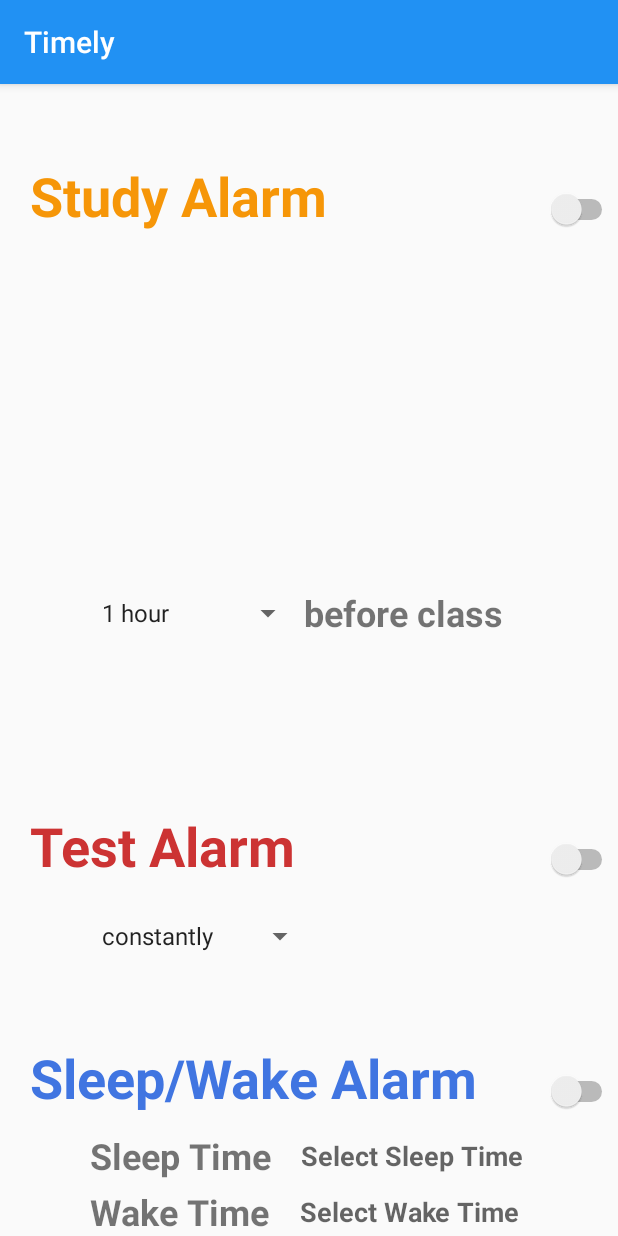
After one commit to minhanh29/Timely, an Android app: the NotificationSettingsActivity screen opened directly, with no data from a screen before it, on a phone screen of 412 x 824 dp. The commit adds this screen. Run offline under Robolectric (Android 15) with nearby library versions, the phone set to English and light mode, and no system bars.

Commit message:
Create Notification Settings Activity

```diff
--- a/app/src/main/AndroidManifest.xml
+++ b/app/src/main/AndroidManifest.xml
@@ -9,7 +9,8 @@
         android:roundIcon="@mipmap/ic_launcher_round"
         android:supportsRtl="true"
         android:theme="@style/AppTheme">
-        <activity android:name=".TimetableActivity"></activity>
+        <activity android:name=".NotificationSettingsActivity"></activity>
+        <activity android:name=".TimetableActivity" />
         <activity android:name=".MainActivity">
             <intent-filter>
                 <action android:name="android.intent.action.MAIN" />
--- a/app/src/main/java/com/example/timely/MainActivity.java
+++ b/app/src/main/java/com/example/timely/MainActivity.java
@@ -11,7 +11,7 @@ public class MainActivity extends AppCompatActivity {
         super.onCreate(savedInstanceState);
         setContentView(R.layout.activity_main);
 
-        Intent intent = new Intent(this, TimetableActivity.class);
-        startActivity(intent);
+//        Intent intent = new Intent(this, NotificationSettingsActivity.class);
+//        startActivity(intent);
     }
 }
--- /dev/null
+++ b/app/src/main/java/com/example/timely/NotificationSettingsActivity.java
@@ -0,0 +1,104 @@
+package com.example.timely;
+
+import android.app.TimePickerDialog;
+import android.support.v7.app.AppCompatActivity;
+import android.os.Bundle;
+import android.text.format.DateFormat;
+import android.view.View;
+import android.widget.AdapterView;
+import android.widget.ArrayAdapter;
+import android.widget.Spinner;
+import android.widget.TextView;
+import android.widget.TimePicker;
+import android.widget.Toast;
+
+import java.util.Calendar;
+
+public class NotificationSettingsActivity extends AppCompatActivity implements AdapterView.OnItemSelectedListener {
+
+    TextView wakeTimer, sleepTimer;
+    int wakeHour, wakeMinute, sleepHour, sleepMinute;
+
+    @Override
+
+    protected void onCreate(Bundle savedInstanceState) {
+        super.onCreate(savedInstanceState);
+        setContentView(R.layout.activity_notification_settings);
+        wakeTimer = findViewById(R.id.wakeTime);
+        sleepTimer = findViewById(R.id.sleepTime);
+
+        Spinner spinner1 = findViewById(R.id.studySpinner);
+        ArrayAdapter<CharSequence> adapter1 = ArrayAdapter.createFromResource(this,
+                R.array.timeBeforeClass, android.R.layout.simple_spinner_item);
+        adapter1.setDropDownViewResource(android.R.layout.simple_spinner_dropdown_item);
+        spinner1.setAdapter(adapter1);
+        spinner1.setOnItemSelectedListener(this);
+
+        Spinner spinner2 = findViewById(R.id.testSpinner);
+        ArrayAdapter<CharSequence> adapter2 = ArrayAdapter.createFromResource(this,
+                R.array.timeBeforeTest, android.R.layout.simple_spinner_item);
+        adapter2.setDropDownViewResource(android.R.layout.simple_spinner_dropdown_item);
+        spinner2.setAdapter(adapter2);
+        spinner2.setOnItemSelectedListener(this);
+
+
+        wakeTimer.setOnClickListener(new View.OnClickListener() {
+            @Override
+            public void onClick(View v) {
+                TimePickerDialog timePickerDialog = new TimePickerDialog(
+                        NotificationSettingsActivity.this,
+                        new TimePickerDialog.OnTimeSetListener() {
+                            @Override
+                            public void onTimeSet(TimePicker view, int hourOfDay, int minute) {
+                                wakeHour = hourOfDay;
+                                wakeMinute = minute;
+
+                                Calendar calendar1 = Calendar.getInstance();
+
+                                calendar1.set(0, 0, 0, wakeHour, wakeMinute);
+
+                                wakeTimer.setText(DateFormat.format("hh:mm aa",calendar1));
+                            }
+                        }, 12, 0, false
+                );
+                timePickerDialog.updateTime(wakeHour, wakeMinute);
+                timePickerDialog.show();
+            }
+
+        });
+
+        sleepTimer.setOnClickListener(new View.OnClickListener() {
+            @Override
+            public void onClick(View v) {
+                TimePickerDialog timePickerDialog = new TimePickerDialog(
+                        NotificationSettingsActivity.this,
+                        new TimePickerDialog.OnTimeSetListener() {
+                            @Override
+                            public void onTimeSet(TimePicker view, int hourOfDay, int minute) {
+                                sleepHour = hourOfDay;
+                                sleepMinute = minute;
+
+                                Calendar calendar1 = Calendar.getInstance();
+
+                                calendar1.set(0, 0, 0, sleepHour, sleepMinute);
+
+                                sleepTimer.setText(android.text.format.DateFormat.format("hh:mm aa",calendar1));
+                            }
+                        }, 12, 0, false
+                );
+                timePickerDialog.updateTime(wakeHour, wakeMinute);
+                timePickerDialog.show();
+            }
+
+        });
+    }
+
+    @Override
+    public void onItemSelected(AdapterView<?> parent, View view, int position, long id) {
+        String text = parent.getItemAtPosition(position).toString();
+        Toast.makeText(parent.getContext(), text, Toast.LENGTH_SHORT).show();
+    }
+    @Override
+    public void onNothingSelected(AdapterView<?> parent) {
+    }
+}
--- /dev/null
+++ b/app/src/main/res/layout/activity_notification_settings.xml
@@ -0,0 +1,177 @@
+<LinearLayout xmlns:android="http://schemas.android.com/apk/res/android"
+    android:layout_width="match_parent"
+    android:layout_height="match_parent"
+    android:orientation="vertical"
+    android:layout_marginTop="50dp">
+
+    <LinearLayout
+        android:layout_width="match_parent"
+        android:layout_height="match_parent"
+        android:layout_marginBottom="5pt"
+        android:layout_weight="1">
+
+        <TextView
+            android:id="@+id/studyAText"
+            android:layout_width="match_parent"
+            android:layout_height="wrap_content"
+            android:layout_weight="1"
+            android:paddingStart="20sp"
+            android:text="@string/studyText"
+            android:textAlignment="viewStart"
+            android:textColor="@color/yellow"
+            android:textSize="36sp"
+            android:textStyle="bold" />
+
+        <Switch
+            android:id="@+id/studyASwitch"
+            android:layout_width="match_parent"
+            android:layout_height="40dp"
+            android:layout_weight="3"
+            android:textAlignment="center" />
+
+    </LinearLayout>
+
+    <LinearLayout
+        android:layout_width="match_parent"
+        android:layout_height="match_parent"
+        android:layout_marginBottom="20pt"
+        android:layout_weight="1">
+
+        <Spinner
+            android:id="@+id/studySpinner"
+            android:layout_width="wrap_content"
+            android:layout_height="wrap_content"
+            android:layout_gravity="center"
+            android:layout_marginStart="60sp"
+            android:entries="@array/timeBeforeClass"></Spinner>
+
+        <TextView
+            android:id="@+id/text1"
+            android:layout_width="wrap_content"
+            android:layout_height="wrap_content"
+            android:layout_gravity="center"
+            android:text="@string/text"
+            android:textAlignment="viewStart"
+            android:textSize="24sp"
+            android:textStyle="bold"></TextView>
+    </LinearLayout>
+
+    <LinearLayout
+        android:layout_width="match_parent"
+        android:layout_height="wrap_content"
+        android:layout_marginBottom="5pt">
+
+        <TextView
+            android:id="@+id/testAText"
+            android:layout_width="match_parent"
+            android:layout_height="wrap_content"
+            android:layout_weight="1"
+            android:paddingStart="20sp"
+            android:text="@string/testText"
+            android:textAlignment="viewStart"
+            android:textColor="@color/red"
+            android:textSize="36sp"
+            android:textStyle="bold" />
+
+        <Switch
+            android:id="@+id/testASwitch"
+            android:layout_width="match_parent"
+            android:layout_height="40dp"
+            android:layout_weight="3"
+            android:textAlignment="center" />
+
+    </LinearLayout>
+
+    <LinearLayout
+        android:layout_width="match_parent"
+        android:layout_height="50dp"
+        android:layout_marginBottom="20pt">
+        <Spinner
+            android:layout_width="wrap_content"
+            android:layout_height="wrap_content"
+            android:layout_marginStart="60sp"
+            android:id="@+id/testSpinner"
+            android:entries="@array/timeBeforeTest"
+            android:layout_gravity="center"></Spinner>
+    </LinearLayout>
+
+    <LinearLayout
+        android:id="@+id/settings"
+        android:layout_width="match_parent"
+        android:layout_height="wrap_content"
+        android:layout_marginBottom="5pt">
+
+        <TextView
+            android:id="@+id/sleepAwakeAText"
+            android:layout_width="match_parent"
+            android:layout_height="wrap_content"
+            android:layout_weight="1"
+            android:paddingStart="20sp"
+            android:text="@string/wake_sleepTex"
+            android:textAlignment="viewStart"
+            android:textColor="@color/blue"
+            android:textSize="36sp"
+            android:textStyle="bold" />
+
+        <Switch
+            android:id="@+id/sleepWakeASwitch"
+            android:layout_width="75dp"
+            android:layout_height="40dp"
+            android:textAlignment="center" />
+
+    </LinearLayout>
+
+    <LinearLayout
+        android:layout_width="match_parent"
+        android:layout_height="wrap_content"
+        android:layout_marginBottom="2pt">
+
+        <TextView
+            android:id="@+id/wakeTimeText"
+            android:layout_width="wrap_content"
+            android:layout_height="wrap_content"
+            android:paddingStart="60sp"
+            android:text="@string/sleepTText"
+            android:textAlignment="viewStart"
+            android:textSize="24sp"
+            android:textStyle="bold"></TextView>
+
+        <TextView
+            android:id="@+id/wakeTime"
+            android:layout_width="wrap_content"
+            android:layout_height="wrap_content"
+            android:layout_gravity="center"
+            android:hint="@string/sleepSelectText"
+            android:paddingStart="20sp"
+            android:textAlignment="viewStart"
+            android:textSize="18sp"
+            android:textStyle="bold"></TextView>
+    </LinearLayout>
+
+    <LinearLayout
+        android:layout_width="match_parent"
+        android:layout_height="wrap_content">
+
+        <TextView
+            android:id="@+id/sleepTimeText"
+            android:layout_width="wrap_content"
+            android:layout_height="wrap_content"
+            android:paddingStart="60sp"
+            android:text="@string/wakeTText"
+            android:textAlignment="viewStart"
+            android:textSize="24sp"
+            android:textStyle="bold"></TextView>
+
+        <TextView
+            android:id="@+id/sleepTime"
+            android:layout_width="wrap_content"
+            android:layout_height="wrap_content"
+            android:layout_gravity="center"
+            android:hint="@string/wakeSelectText"
+            android:paddingStart="20sp"
+            android:textAlignment="viewStart"
+            android:textSize="18sp"
+            android:textStyle="bold"></TextView>
+    </LinearLayout>
+
+</LinearLayout>
--- a/app/src/main/res/values/colors.xml
+++ b/app/src/main/res/values/colors.xml
@@ -15,4 +15,9 @@
     <color name="course3">#ff9900</color>
     <color name="course4">#cc3333</color>
     <color name="course5">#4075e1</color>
+
+    <!-- setting colors-->
+    <color name="yellow">#F69608</color>
+    <color name="red">#cc3333</color>
+    <color name="blue">#4075e1</color>
 </resources>
--- a/app/src/main/res/values/strings.xml
+++ b/app/src/main/res/values/strings.xml
@@ -28,4 +28,31 @@
     <string name="two_pm">2 PM</string>
     <string name="three_pm">3 PM</string>
     <string name="four_pm">4 PM</string>
+
+    <!-- timeBeforeClass-->
+    <string-array name="timeBeforeClass">
+        <item>1 hour</item>
+        <item>45 minutes</item>
+        <item>30 minutes</item>
+        <item>15 minutes</item>
+    </string-array>
+
+    <!-- timeBeforeTest-->
+    <string-array name="timeBeforeTest">
+        <item>constantly</item>
+        <item>1 week prior</item>
+        <item>3 days prior</item>
+        <item>1 day prior</item>
+    </string-array>
+
+    <!-- settings-->
+    <string name="testText">Test Alarm</string>
+    <string name="studyText">Study Alarm</string>
+    <string name="wake_sleepTex">Sleep/Wake Alarm</string>
+    <string name="text">before class</string>
+    <string name="wakeTText">Wake Time</string>
+    <string name="sleepTText">Sleep Time</string>
+    <string name="sleepSelectText">Select Sleep Time</string>
+    <string name="wakeSelectText">Select Wake Time</string>
+
 </resources>
--- a/build.gradle
+++ b/build.gradle
@@ -5,7 +5,7 @@ buildscript {
         jcenter()
     }
     dependencies {
-        classpath "com.android.tools.build:gradle:4.0.0"
+        classpath 'com.android.tools.build:gradle:4.0.1'
 
         // NOTE: Do not place your application dependencies here; they belong
         // in the individual module build.gradle files
```
Also changed, not shown: 423 other files.
